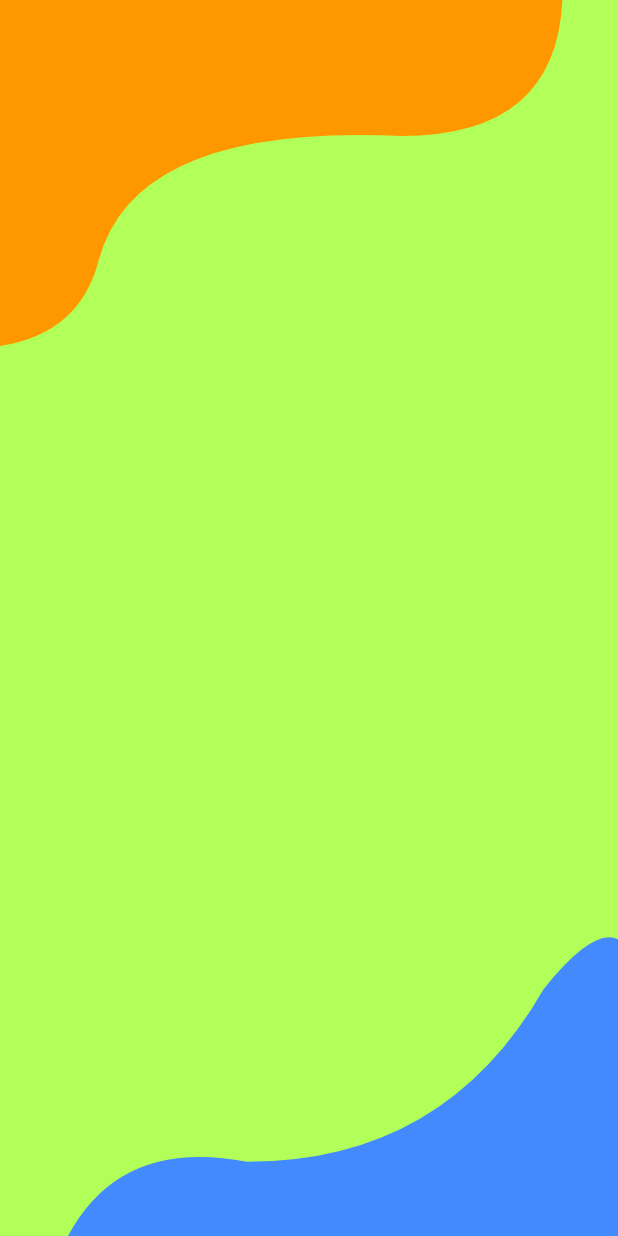
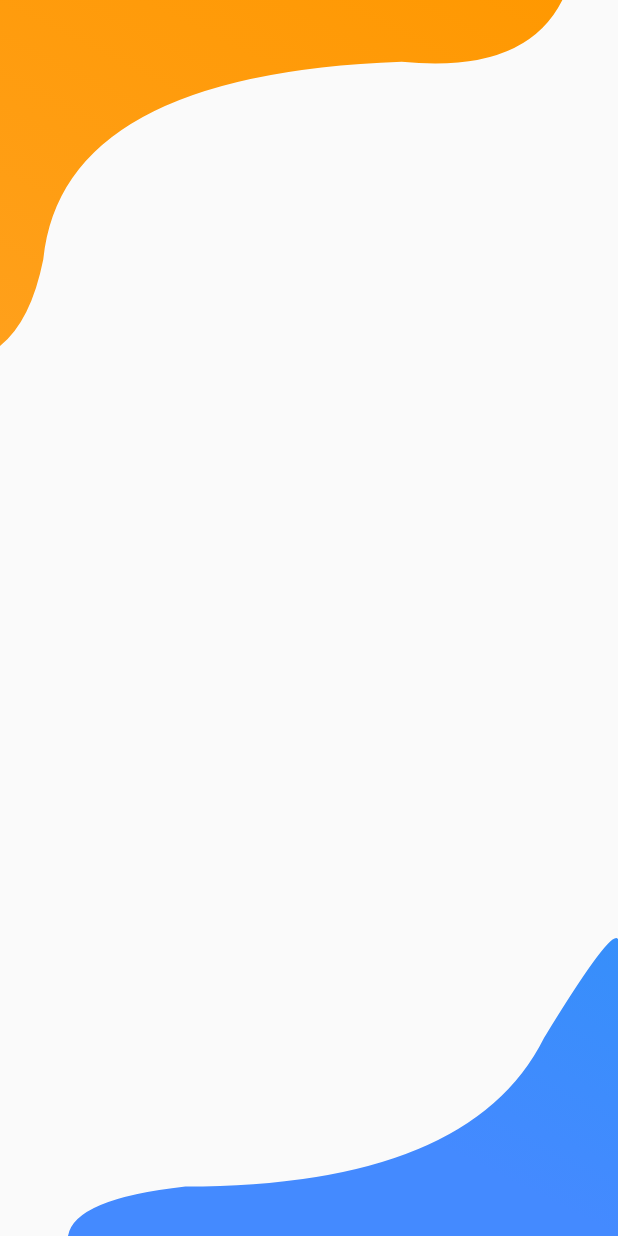
Before and after one commit to aniket4390/dataviv, a Flutter app: the screen it shows after launch, on a phone screen of 412 x 824 dp. Run offline on Flutter 3.47's test engine with Material 2 defaults, Android fonts, the phone set to English and light mode, and no system bars.

Commit message:
new update

```diff
--- a/lib/View/login.dart
+++ b/lib/View/login.dart
@@ -14,19 +14,20 @@ class _LoginState extends State<Login> {
           Column(
             children: [
               Container(
-                color: Colors.orange,
+                color: Color(0xfff2784f),
                 height: MediaQuery.of(context).size.height/2,width: MediaQuery.of(context).size.width,),
               Container(
-                color: Colors.blueAccent,
+                color: Color(0xff30C8FE),
                 height: MediaQuery.of(context).size.height/2,width: MediaQuery.of(context).size.width,),
             ],
           ),
           ClipPath(
             clipper: MyCustomeClipper(),
             child: Container(
-              color: Colors.lightGreenAccent,
+              color: Colors.white,
               height: MediaQuery.of(context).size.height,
               width: MediaQuery.of(context).size.width,
+
             ),
           ),
 
@@ -77,63 +78,9 @@ class MyCustomeClipper extends CustomClipper<Path>{
     var sixthEndPoint = Offset(0.0, size.height * 0.28);
     path.quadraticBezierTo(sixthControlPoint.dx, sixthControlPoint.dy,
         sixthEndPoint.dx, sixthEndPoint.dy);
-
-    path.close();
-
-//     path.moveTo(0, size!.height * 0.33);
-//      //path.lineTo(size.width *0.2 , size.height *0.2);
-//      path.lineTo(0 , size.height );
-//     path.lineTo(size.width*0.2 , size.height );
-//      //path.lineTo(size.width  , size.height * 0.8);
-//    final firstControlPoint = Offset(size.width *0.5, size.height);
-//     final firstEndPoint = Offset(size.width * 0.5 , size.height * 0.8);
-//   path.quadraticBezierTo(firstControlPoint.dx, firstControlPoint.dy,
-//     firstEndPoint.dx, firstEndPoint.dy);
-
-//     var secondControlPoint =
-//     Offset(size.width * 0.8, size.height );
-// var secondEndPoint = Offset(size.width * 0.5, size.height * 0.8);
-// path.quadraticBezierTo(secondControlPoint.dx, secondControlPoint.dy,
-//     secondEndPoint.dx, secondEndPoint.dy);
-
-//      path.lineTo(size.width , 0);
-//      path.lineTo(size.width * 0.9, 0);
-    //  path.lineTo(size.width , size.height*0.8);
-
-
-    // var firstControlPoint = Offset(size.width / 4, size.height);
-    // var firstEndPoint = Offset(size.width / 2.25, size.height - 40.0);
-    // path.quadraticBezierTo(firstControlPoint.dx, firstControlPoint.dy,
-    //     firstEndPoint.dx, firstEndPoint.dy);
-
-    // var secondControlPoint =
-    //     Offset(size.width - (size.width / 4.25), size.height - 85);
-    // var secondEndPoint = Offset(size.width - 40 , 0.0);
-    // path.quadraticBezierTo(secondControlPoint.dx, secondControlPoint.dy,
-    //     secondEndPoint.dx, secondEndPoint.dy);
-
-   // path.lineTo(size.width, size.height - 40);
-    //path.lineTo(size.width, 0.0);
-    //path.close();
-
-
-    // path.lineTo(0, size!.height);
-    // path.quadraticBezierTo(size.width/4, size.height- 20, size.width/2, size.height-20);
-    // //path.quadraticBezierTo(3/4*size.width, size.height,size.width, size.height-30);
-    // path.quadraticBezierTo(size.width, size.height,size.width/2, size.height-50);
-    // path.lineTo(size.width , 0.0);
-    // var path = new Path();
-    // path.lineTo(0, size!.height-40);
-    // path.quadraticBezierTo(size.width/4, size.height, size.width/2, size.height );
-    // var firstStartPoint = Offset(size.width/4 - size.width/8, size.height);
-    // var firstEndPoint = Offset(size.width/4 + size.width/8, size.height);
-    // path.quadraticBezierTo(firstStartPoint.dx, firstEndPoint.dy, firstStartPoint.dx, firstEndPoint.dy);
-    // path.lineTo(size.width, 0.0);
     //path.close();
     return path;
-
   }
-
   @override
   bool shouldReclip(covariant CustomClipper oldClipper) => false;
 }
--- a/lib/View/register.dart
+++ b/lib/View/register.dart
@@ -8,8 +8,110 @@ class Register extends StatefulWidget {
 class _RegisterState extends State<Register> {
   @override
   Widget build(BuildContext context) {
-    return Container(
-       child: null,
+    return Scaffold(
+      body: Stack(
+        children: [
+
+          ClipPath(
+            clipper: MyCustomClipperBottom(),
+            child: Container(
+          decoration: BoxDecoration(
+            gradient: LinearGradient(
+          begin: Alignment.topRight,
+          end: Alignment.bottomLeft,
+          stops: [ 0.3, 0.8],
+          colors: [
+            Colors.blue,
+            Colors.blueAccent,
+          ],
+            )
+          ),
+          height: MediaQuery.of(context).size.height,
+          width: MediaQuery.of(context).size.width,
+
+            ),
+          ),
+          ClipPath(
+            clipper: MyCustomClipperTop(),
+            child: Container(
+          decoration: BoxDecoration(
+            gradient: LinearGradient(
+              begin: Alignment.topRight,
+              end: Alignment.bottomLeft,
+              colors: [
+                Colors.orange,
+                Colors.orangeAccent,
+              ],
+            )
+          ),
+          height: MediaQuery.of(context).size.height,
+          width: MediaQuery.of(context).size.width,
+
+            ),
+          )
+        ],
+      ),
     );
   }
 }
+
+class MyCustomClipperBottom extends CustomClipper<Path>{
+
+  @override
+  getClip(Size? size) {
+    Path path = Path();
+    path.moveTo(0, size!.height * 0.3);
+     path.lineTo(0.0, size.height);
+     path.lineTo(size.width * 0.11, size.height);
+
+    var firstControlPoint = Offset(size.width * 0.12, size.height * 0.97);
+    var firstEndPoint = Offset(size.width * 0.3, size.height * 0.96);
+    path.quadraticBezierTo(firstControlPoint.dx, firstControlPoint.dy,
+        firstEndPoint.dx, firstEndPoint.dy);
+
+    var secondControlPoint =Offset(size.width * 0.76, size.height *0.96);
+    var secondEndPoint = Offset(size.width * 0.88, size.height * 0.84);
+    path.quadraticBezierTo(secondControlPoint.dx, secondControlPoint.dy,
+        secondEndPoint.dx, secondEndPoint.dy);
+
+    var thirdControlPoint =Offset(size.width * 0.99 , size.height * 0.75);
+    var thirdEndPoint = Offset(size.width , size.height * 0.76);
+    path.quadraticBezierTo(thirdControlPoint.dx, thirdControlPoint.dy,
+    thirdEndPoint.dx, thirdEndPoint.dy);
+    path.lineTo(size.width, 0.0);
+    path.lineTo(size.width, size.height);
+    path.lineTo(0.0, size.height);
+    return path;
+  }
+  @override
+  bool shouldReclip(covariant CustomClipper oldClipper) => false;
+}
+
+class MyCustomClipperTop extends CustomClipper<Path>{
+
+  @override
+  getClip(Size? size) {
+    Path path = Path();
+
+     path.lineTo(size!.width * 0.91, 0.0);
+
+    var fourthControlPoint =Offset(size.width * 0.85 , size.height * 0.06);
+    var fourthEndPoint = Offset(size.width * 0.65, size.height * 0.05);
+    path.quadraticBezierTo(fourthControlPoint.dx, fourthControlPoint.dy,
+        fourthEndPoint.dx, fourthEndPoint.dy);
+
+    var fifthControlPoint =Offset(size.width * 0.1 , size.height * 0.06);
+    var fifthEndPoint = Offset(size.width * 0.07, size.height * 0.21);
+    path.quadraticBezierTo(fifthControlPoint.dx, fifthControlPoint.dy,
+        fifthEndPoint.dx, fifthEndPoint.dy);
+
+    var sixthControlPoint =Offset(size.width * 0.05 , size.height * 0.26);
+    var sixthEndPoint = Offset(0.0, size.height * 0.28);
+    path.quadraticBezierTo(sixthControlPoint.dx, sixthControlPoint.dy,
+        sixthEndPoint.dx, sixthEndPoint.dy);
+    path.close();
+    return path;
+  }
+  @override
+  bool shouldReclip(covariant CustomClipper oldClipper) => false;
+}
--- a/lib/main.dart
+++ b/lib/main.dart
@@ -9,7 +9,7 @@ class MyApp extends StatelessWidget {
   Widget build(BuildContext context) {
     return MaterialApp(
       debugShowCheckedModeBanner: false,
-      initialRoute: '/login',
+      initialRoute: '/register',
       routes: {
         '/login': (context) => Login(),
         '/register': (context) => Register(),
```
